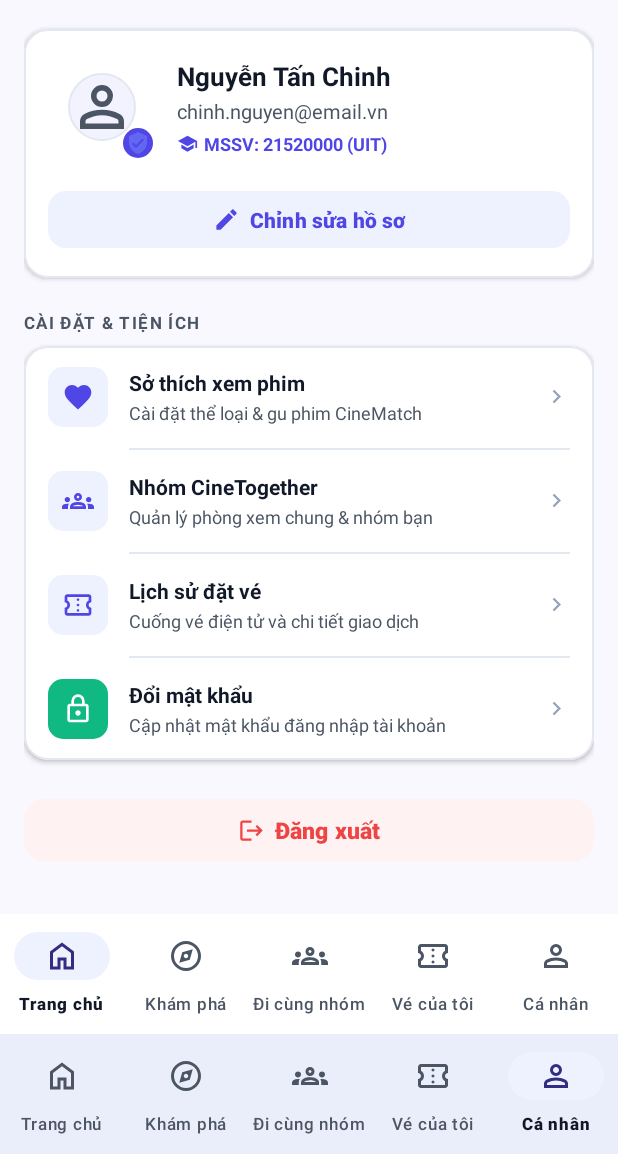
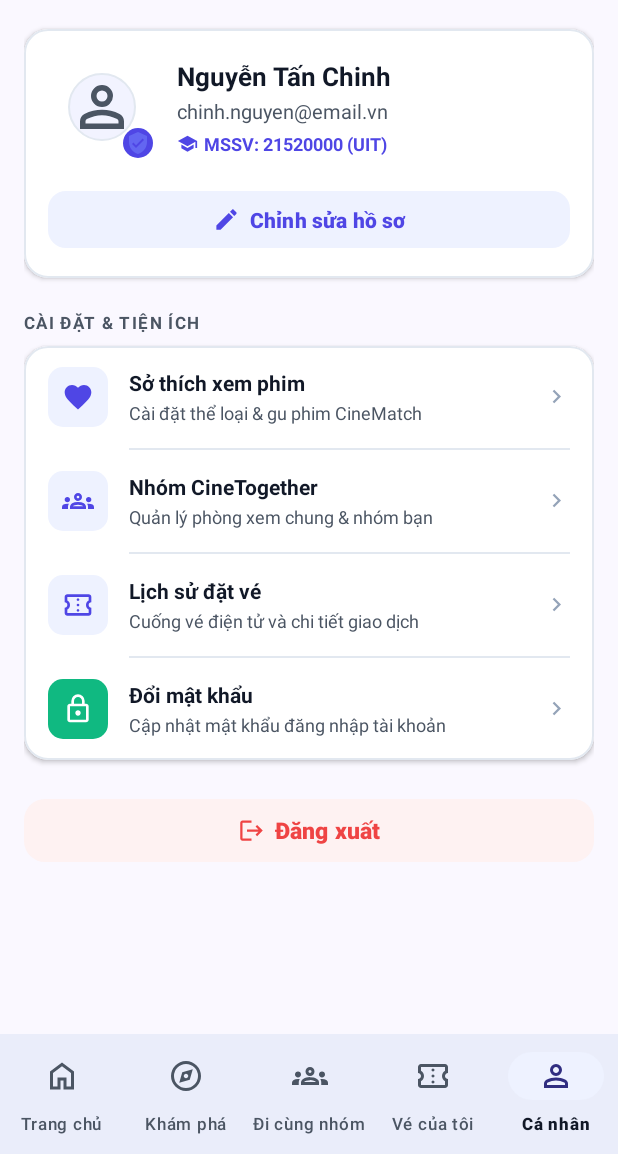
Before and after one commit to TruongCongMinhHai/UngDungQuanLyDatVeXemPhim, an Android app: the ProfileFragment screen opened through its navigation route, on a phone screen of 412 x 824 dp, the part 82-1236 px from its top. Run offline under Robolectric (Android 15) with nearby library versions, the phone set to English and light mode, and no system bars; our stand-ins replace navigation-ui.

Commit message:
fix(profile): cap nhat giao dien trang ca nhan

```diff
--- a/CineNow/app/src/main/res/layout/fragment_profile.xml
+++ b/CineNow/app/src/main/res/layout/fragment_profile.xml
@@ -7,13 +7,12 @@
     android:layout_height="match_parent"
     android:background="@color/cinenow_background">
 
-    <!-- Nội dung cuộn chính của trang Cá nhân -->
     <androidx.core.widget.NestedScrollView
         android:layout_width="0dp"
         android:layout_height="0dp"
         android:fillViewport="true"
         app:layout_constraintTop_toTopOf="parent"
-        app:layout_constraintBottom_toTopOf="@id/bottomNavProfile"
+        app:layout_constraintBottom_toBottomOf="parent"
         app:layout_constraintStart_toStartOf="parent"
         app:layout_constraintEnd_toEndOf="parent">
 
@@ -23,9 +22,9 @@
             android:orientation="vertical"
             android:paddingHorizontal="16dp"
             android:paddingTop="12dp"
-            android:paddingBottom="24dp">
+            android:paddingBottom="40dp">
 
-            <!-- Header: Logo CineNow & Tiêu đề -->
+            <!-- Header -->
             <LinearLayout
                 android:layout_width="wrap_content"
                 android:layout_height="wrap_content"
@@ -90,7 +89,6 @@
                         android:gravity="center_vertical"
                         android:orientation="horizontal">
 
-                        <!-- Avatar có badge tích xanh -->
                         <FrameLayout
                             android:layout_width="72dp"
                             android:layout_height="72dp">
@@ -194,7 +192,7 @@
                 </LinearLayout>
             </com.google.android.material.card.MaterialCardView>
 
-            <!-- Tiêu đề section: CÀI ĐẶT & TIỆN ÍCH -->
+            <!-- Tiêu đề section -->
             <TextView
                 android:layout_width="wrap_content"
                 android:layout_height="wrap_content"
@@ -273,7 +271,6 @@
                             app:tint="@color/cinenow_text_tertiary"/>
                     </LinearLayout>
 
-                    <!-- Divider -->
                     <View
                         android:layout_width="match_parent"
                         android:layout_height="1dp"
@@ -332,7 +329,6 @@
                             app:tint="@color/cinenow_text_tertiary"/>
                     </LinearLayout>
 
-                    <!-- Divider -->
                     <View
                         android:layout_width="match_parent"
                         android:layout_height="1dp"
@@ -391,7 +387,6 @@
                             app:tint="@color/cinenow_text_tertiary"/>
                     </LinearLayout>
 
-                    <!-- Divider -->
                     <View
                         android:layout_width="match_parent"
                         android:layout_height="1dp"
@@ -475,20 +470,4 @@
         </LinearLayout>
     </androidx.core.widget.NestedScrollView>
 
-    <!-- Thanh Menu điều hướng dưới cùng (Bottom Navigation) -->
-    <com.google.android.material.bottomnavigation.BottomNavigationView
-        android:id="@+id/bottomNavProfile"
-        android:layout_width="0dp"
-        android:layout_height="wrap_content"
-        android:background="@color/cinenow_white"
-        app:menu="@menu/bottom_nav_menu"
-        app:labelVisibilityMode="labeled"
-        app:itemTextAppearanceActive="@style/CineNow.BottomNavLabel"
-        app:itemTextAppearanceInactive="@style/CineNow.BottomNavLabel"
-        app:itemHorizontalTranslationEnabled="false"
-        app:elevation="8dp"
-        app:layout_constraintBottom_toBottomOf="parent"
-        app:layout_constraintStart_toStartOf="parent"
-        app:layout_constraintEnd_toEndOf="parent" />
-
 </androidx.constraintlayout.widget.ConstraintLayout>
```
